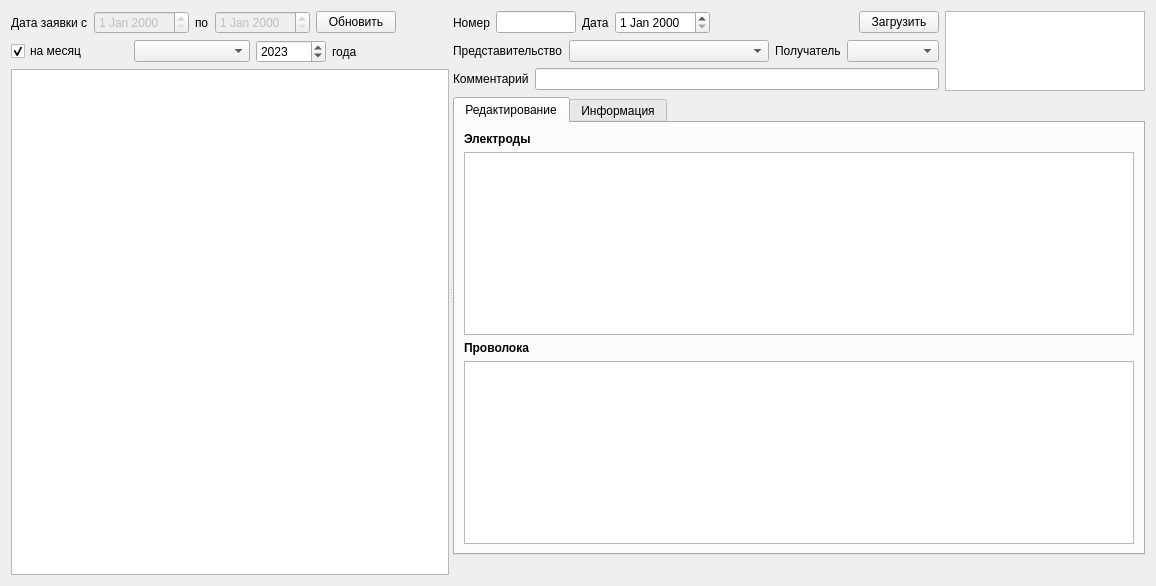
Above: formrequests.ui from Sergeyego/warehouse before the change. Below: the same form after it.
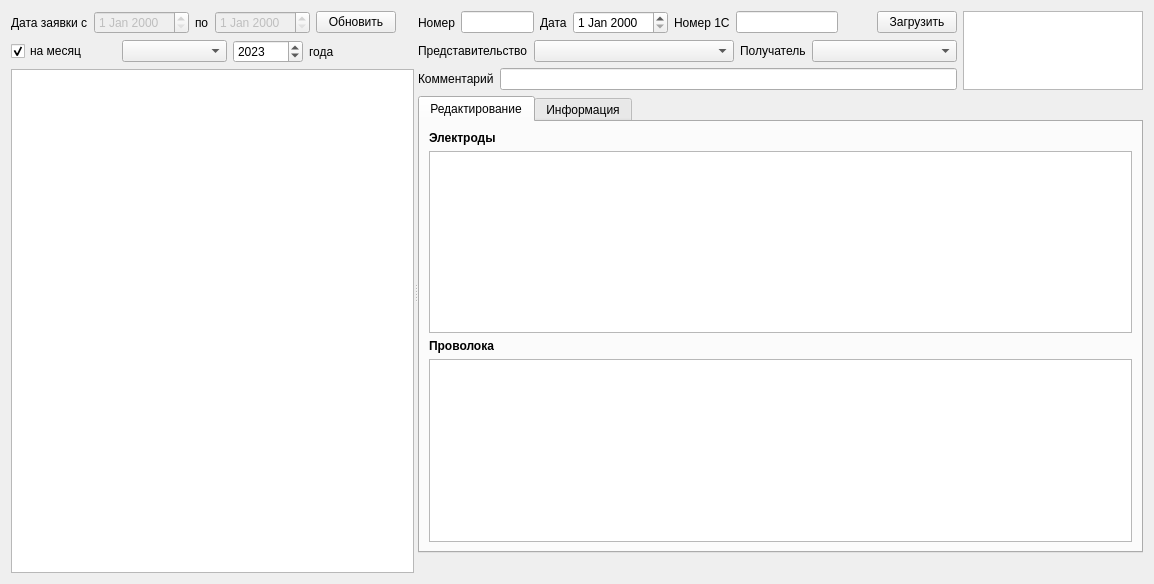
That is the form after the change. Custom widgets are drawn as their Qt base class.

```diff
--- a/formrequests.ui
+++ b/formrequests.ui
@@ -6,8 +6,8 @@
    <rect>
     <x>0</x>
     <y>0</y>
-    <width>1156</width>
-    <height>586</height>
+    <width>1154</width>
+    <height>584</height>
    </rect>
   </property>
   <property name="windowTitle">
@@ -163,6 +163,23 @@
              <item>
               <widget class="DbDateEdit" name="dateEditReq"/>
              </item>
+             <item>
+              <widget class="QLabel" name="label_11">
+               <property name="text">
+                <string>Номер 1С</string>
+               </property>
+              </widget>
+             </item>
+             <item>
+              <widget class="QLineEdit" name="lineEditTdNum">
+               <property name="maximumSize">
+                <size>
+                 <width>120</width>
+                 <height>16777215</height>
+                </size>
+               </property>
+              </widget>
+             </item>
              <item>
               <spacer name="horizontalSpacer_2">
                <property name="orientation">
@@ -391,26 +408,26 @@
   </layout>
  </widget>
  <customwidgets>
+  <customwidget>
+   <class>TableView</class>
+   <extends>QTableView</extends>
+   <header>olap/tableview.h</header>
+  </customwidget>
   <customwidget>
    <class>DbDateEdit</class>
    <extends>QDateEdit</extends>
    <header>db/dbdateedit.h</header>
   </customwidget>
+  <customwidget>
+   <class>DbViewer</class>
+   <extends>QTableView</extends>
+   <header>db/dbviewer.h</header>
+  </customwidget>
   <customwidget>
    <class>DbComboBox</class>
    <extends>QComboBox</extends>
    <header>db/dbcombobox.h</header>
   </customwidget>
-  <customwidget>
-   <class>DbViewer</class>
-   <extends>QTableView</extends>
-   <header>db/dbviewer.h</header>
-  </customwidget>
-  <customwidget>
-   <class>TableView</class>
-   <extends>QTableView</extends>
-   <header>olap/tableview.h</header>
-  </customwidget>
  </customwidgets>
  <resources/>
  <connections/>
```
